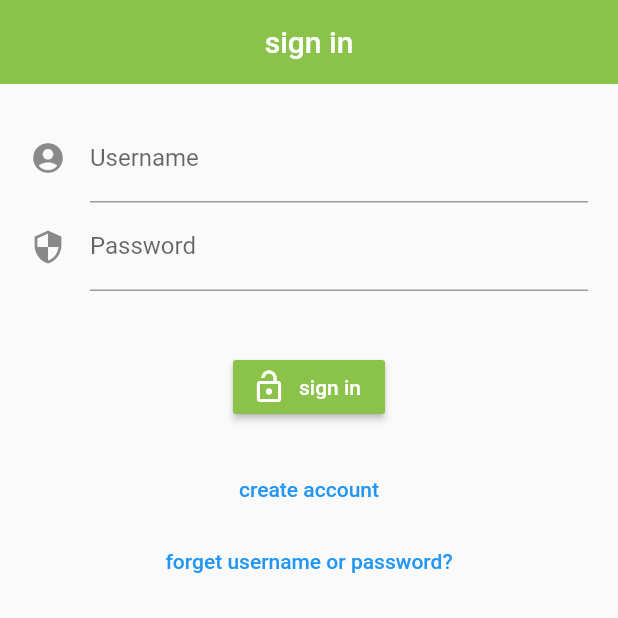
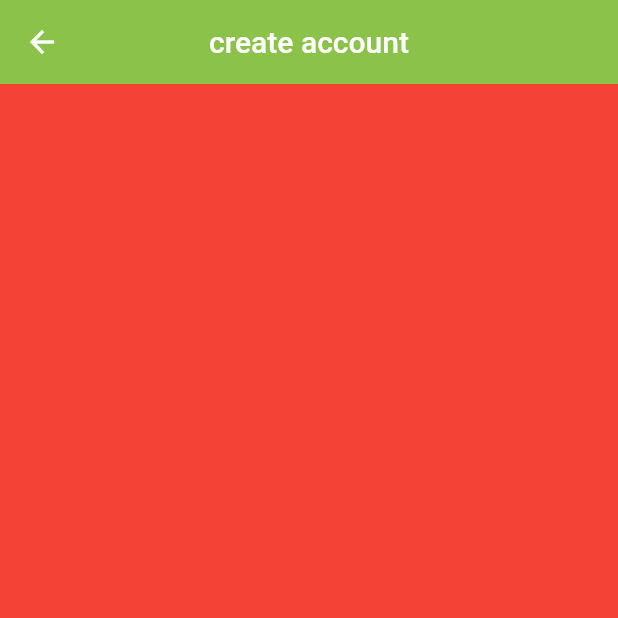
Before and after one commit to Nkoyama/CarOwnerConnect, a Flutter app: the screen it shows after launch, after a tap on "sign in", on a phone screen of 412 x 824 dp, the top half of it. Run offline on Flutter 3.47's test engine with Material 2 defaults, Android fonts, the phone set to English and light mode, and no system bars.

Commit message:
アカウント作成画面 title

```diff
--- a/car_owner_connect/lib/import/header.dart
+++ b/car_owner_connect/lib/import/header.dart
@@ -4,10 +4,13 @@ class Header extends StatelessWidget with PreferredSizeWidget{
   @override
   Size get preferredSize => Size.fromHeight(kToolbarHeight);
 
+  final String headerText;
+  Header({this.headerText});
+
   @override
   Widget build(BuildContext context) {
     return AppBar(
-      title: Text('sign in',),
+      title: Text(this.headerText,),
       backgroundColor: Colors.lightGreen,
       centerTitle: true,
       elevation: 0.0,
--- a/car_owner_connect/lib/main.dart
+++ b/car_owner_connect/lib/main.dart
@@ -1,5 +1,6 @@
 import 'package:flutter/material.dart';
 import 'import/header.dart';
+import 'pages/createAccount.dart';
 
 void main() {
   runApp(App());
@@ -11,7 +12,7 @@ class App extends StatelessWidget {
     return MaterialApp(
       debugShowCheckedModeBanner: false,
       home: Scaffold(
-        appBar: Header(),
+        appBar: Header(headerText:'sing in'),
         body: MyApp(),
       ),
     );
@@ -74,7 +75,14 @@ class _State extends State<MyApp> {
                 color: Colors.white,
               ),
               label: Text("sign in"),
-              onPressed: () {},
+              onPressed: () {
+                Navigator.push(
+                  context,
+                  MaterialPageRoute(
+                    builder: (context) => CreateAccount(),
+                  )
+                );
+              },
               color: Colors.lightGreen,
               textColor: Colors.white,
             ),
--- /dev/null
+++ b/car_owner_connect/lib/pages/createAccount.dart
@@ -0,0 +1,15 @@
+import 'package:flutter/material.dart';
+import '../import/header.dart';
+
+class CreateAccount extends StatelessWidget {
+  @override
+  Widget build(BuildContext context) {
+    return Scaffold(
+      appBar: Header(headerText: 'create account',),
+      body: Container(
+        height: double.infinity,
+        color: Colors.red,
+      ),
+    );
+  }
+}
```
